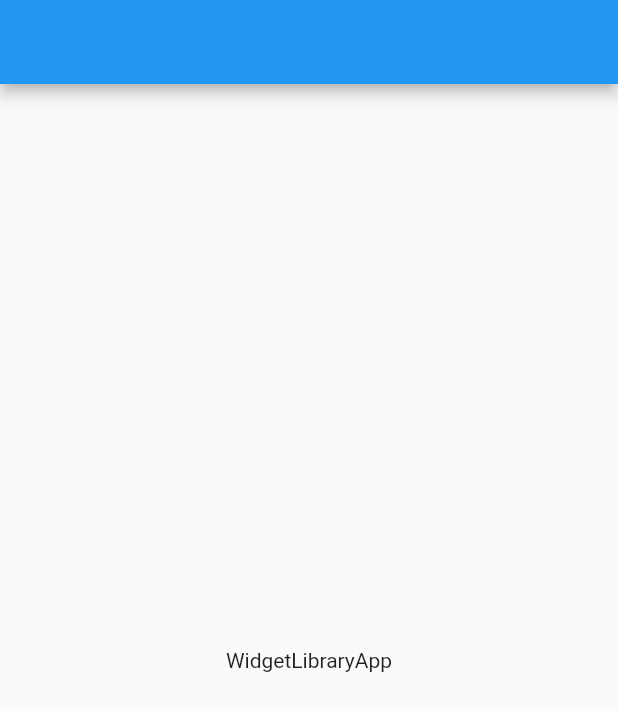
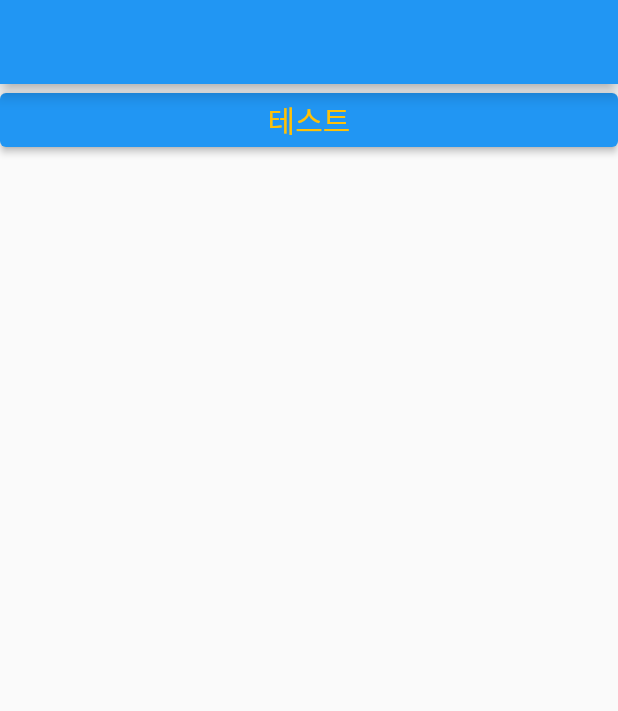
Before and after one commit to SeoDongSeuk/widget_library_app, a Flutter app: the screen it shows after launch, on a phone screen of 412 x 824 dp. Shown: the top 711 px of the screen. Run offline on Flutter 3.47's test engine with Material 2 defaults, Android fonts, the phone set to English and light mode, and no system bars.

Commit message:
widget_list.dart 신규

```diff
--- a/lib/widget_library_app.dart
+++ b/lib/widget_library_app.dart
@@ -1,4 +1,5 @@
 import 'package:flutter/material.dart';
+import 'package:widget_library_app/widget_list.dart';
 
 class WidgetLibraryApp extends StatelessWidget {
   const WidgetLibraryApp({super.key});
@@ -7,15 +8,7 @@ class WidgetLibraryApp extends StatelessWidget {
   Widget build(BuildContext context) {
     return Scaffold(
       appBar: AppBar(),
-      body: const Column(
-        mainAxisAlignment: MainAxisAlignment.center,
-        crossAxisAlignment: CrossAxisAlignment.center,
-        children: [
-          Center(
-            child: Text('WidgetLibraryApp'),
-          ),
-        ],
-      ),
+      body: const WidgetList(),
     );
   }
 }
--- /dev/null
+++ b/lib/widget_list.dart
@@ -0,0 +1,27 @@
+import 'package:flutter/material.dart';
+
+class WidgetList extends StatelessWidget {
+  const WidgetList({
+    super.key,
+  });
+
+  @override
+  Widget build(BuildContext context) {
+    return Column(
+      children: [
+        ElevatedButton(
+          onPressed: () {},
+          child: const Center(
+            child: Text(
+              '테스트',
+              style: TextStyle(
+                fontSize: 20,
+                color: Colors.amber,
+              ),
+            ),
+          ),
+        ),
+      ],
+    );
+  }
+}
```
